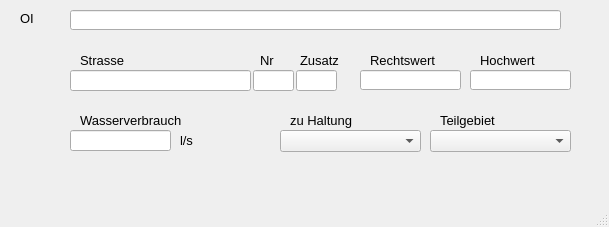
Above: qkan/forms/qkan_swref.ui from hoettges/QKan before the change. Below: the same form after it.
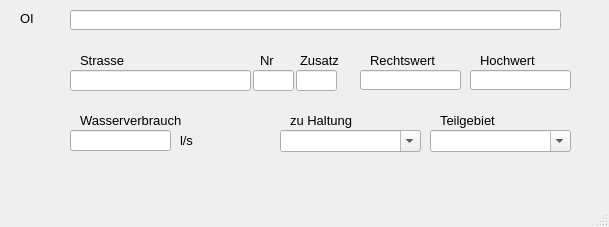
That is the form after the change.

```diff
--- a/qkan/forms/qkan_swref.ui
+++ b/qkan/forms/qkan_swref.ui
@@ -104,6 +104,9 @@
       <height>22</height>
      </rect>
     </property>
+    <property name="editable">
+     <bool>true</bool>
+    </property>
    </widget>
    <widget class="QComboBox" name="teilgebiet">
     <property name="geometry">
@@ -114,6 +117,9 @@
       <height>22</height>
      </rect>
     </property>
+    <property name="editable">
+     <bool>true</bool>
+    </property>
    </widget>
    <widget class="QLabel" name="label_3">
     <property name="geometry">
```
Left out of the diff: 4 changed lines with no effect on the pictures.
